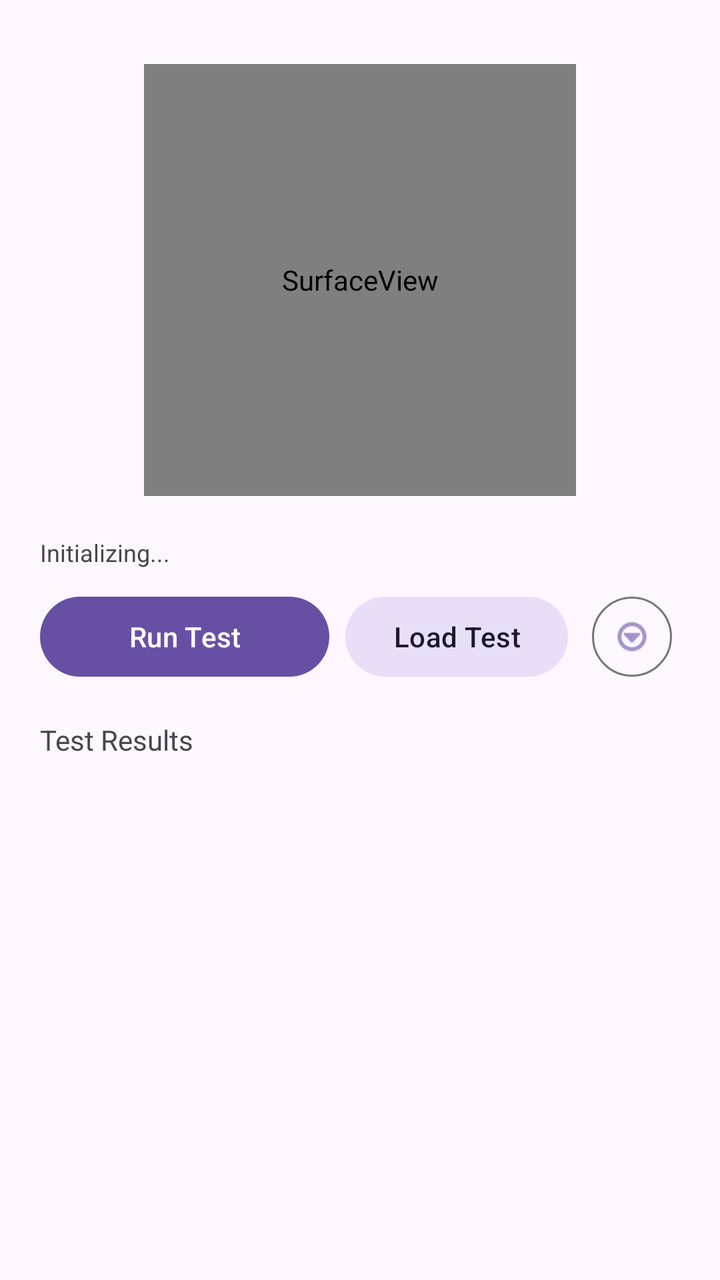
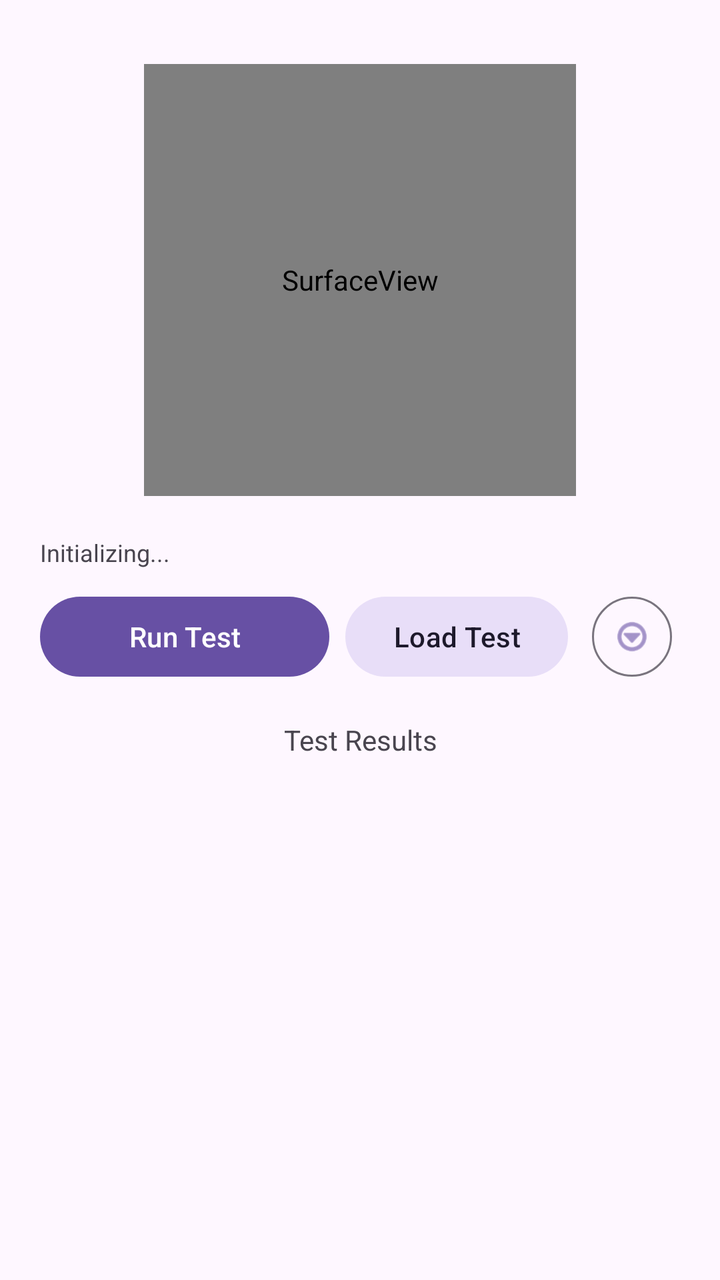

The first picture is an Android layout as it rendered before a commit; the second is the same layout after the commit. The layout source and the unified diff follow.
<!-- AndroidManifest.xml: application theme Theme.Material3.DayNight.NoActionBar -->
<!-- res/layout/activity_main.xml -->
<?xml version="1.0" encoding="utf-8"?>
<androidx.constraintlayout.widget.ConstraintLayout
    xmlns:android="http://schemas.android.com/apk/res/android"
    xmlns:app="http://schemas.android.com/apk/res-auto"
    android:layout_width="match_parent"
    android:layout_height="match_parent">

    <FrameLayout
        android:id="@+id/surface_container"
        android:layout_width="0dp"
        android:layout_height="0dp"
        app:layout_constraintDimensionRatio="1:1"
        app:layout_constraintWidth_percent="0.6"
        android:layout_marginTop="32dp"
        app:layout_constraintTop_toTopOf="parent"
        app:layout_constraintStart_toStartOf="parent"
        app:layout_constraintEnd_toEndOf="parent">

        <SurfaceView
            android:id="@+id/surface_view"
            android:layout_width="match_parent"
            android:layout_height="match_parent" />
    </FrameLayout>

    <LinearLayout
        android:id="@+id/controls_container"
        android:layout_width="0dp"
        android:layout_height="wrap_content"
        android:orientation="vertical"
        android:gravity="center_horizontal"
        android:paddingStart="20dp"
        android:paddingEnd="20dp"
        android:paddingTop="20dp"
        android:paddingBottom="0dp"
        app:layout_constraintTop_toBottomOf="@id/surface_container"
        app:layout_constraintStart_toStartOf="parent"
        app:layout_constraintEnd_toEndOf="parent">

        <TextView
            android:id="@+id/status_text"
            android:layout_width="match_parent"
            android:layout_height="wrap_content"
            android:text="Initializing..."
            android:textSize="12sp" />

        <LinearLayout
            android:layout_width="match_parent"
            android:layout_height="wrap_content"
            android:orientation="vertical"
            android:paddingTop="10dp"
            android:paddingBottom="10dp">

            <LinearLayout
                android:layout_width="match_parent"
                android:layout_height="wrap_content"
                android:orientation="horizontal"
                android:gravity="center_vertical"
                android:paddingBottom="8dp">

                <com.google.android.material.button.MaterialButton
                    android:id="@+id/run_button"
                    android:layout_width="0dp"
                    android:layout_height="wrap_content"
                    android:layout_weight="1"
                    style="@style/Widget.Material3.Button"
                    android:text="Run Test" />

                <com.google.android.material.button.MaterialButton
                    android:id="@+id/load_button"
                    android:layout_width="wrap_content"
                    android:layout_height="wrap_content"
                    style="@style/Widget.Material3.Button.TonalButton"
                    android:text="Load Test"
                    android:layout_marginStart="8dp"/>

                <com.google.android.material.button.MaterialButton
                    android:id="@+id/options_button"
                    android:layout_width="wrap_content"
                    android:layout_height="wrap_content"
                    style="@style/Widget.Material3.Button.IconButton.Outlined"
                    app:icon="@android:drawable/ic_menu_more"
                    android:contentDescription="More Options"
                    android:layout_marginStart="8dp"/>
            </LinearLayout>

            
            <LinearLayout
                android:id="@+id/backend_filter_container"
                android:layout_width="match_parent"
                android:layout_height="wrap_content"
                android:orientation="horizontal"
                android:gravity="center_vertical"
                android:visibility="gone"
                android:paddingBottom="8dp">

                <TextView
                    android:layout_width="wrap_content"
                    android:layout_height="wrap_content"
                    android:text="Backend:"
                    android:textSize="12sp"
                    android:minWidth="120dp" />

                <RadioGroup
                    android:id="@+id/backend_radio_group"
                    android:layout_width="match_parent"
                    android:layout_height="wrap_content"
                    android:orientation="horizontal">

                    <RadioButton
                        android:id="@+id/radio_both"
                        android:layout_width="wrap_content"
                        android:layout_height="wrap_content"
                        android:text="Both"
                        android:textSize="12sp"
                        android:checked="true" />

                    <RadioButton
                        android:id="@+id/radio_gles"
                        android:layout_width="wrap_content"
                        android:layout_height="wrap_content"
                        android:text="GLES"
                        android:textSize="12sp" />

                    <RadioButton
                        android:id="@+id/radio_vulkan"
                        android:layout_width="wrap_content"
                        android:layout_height="wrap_content"
                        android:text="Vulkan"
                        android:textSize="12sp" />
                </RadioGroup>
            </LinearLayout>

            
            <LinearLayout
                android:id="@+id/enhancement_container"
                android:layout_width="match_parent"
                android:layout_height="wrap_content"
                android:orientation="horizontal"
                android:gravity="center_vertical"
                android:visibility="gone"
                android:paddingBottom="8dp">

                <TextView
                    android:id="@+id/enhancement_label"
                    android:layout_width="wrap_content"
                    android:layout_height="wrap_content"
                    android:text="Enhancement: 1.0x"
                    android:textSize="12sp"
                    android:minWidth="120dp" />

                <SeekBar
                    android:id="@+id/enhancement_slider"
                    android:layout_width="0dp"
                    android:layout_height="wrap_content"
                    android:layout_weight="1"
                    android:max="100"
                    android:progress="0" />
            </LinearLayout>
        </LinearLayout>

        <TextView
            android:id="@+id/test_results_header"
            android:layout_width="match_parent"
            android:layout_height="wrap_content"
            android:text="Test Results"
            android:textSize="14sp"
            android:paddingTop="0dp"
            android:paddingBottom="12dp" />

        <ProgressBar
            android:id="@+id/test_progress"
            style="?android:attr/progressBarStyleHorizontal"
            android:gravity="center"
            android:layout_width="200dp"
            android:layout_height="4dp"
            android:layout_marginTop="4dp"
            android:layout_marginBottom="12dp"
            android:visibility="gone" />

    </LinearLayout>

    <ScrollView
        android:layout_width="0dp"
        android:layout_height="0dp"
        app:layout_constraintTop_toBottomOf="@id/controls_container"
        app:layout_constraintBottom_toBottomOf="parent"
        app:layout_constraintStart_toStartOf="parent"
        app:layout_constraintEnd_toEndOf="parent">

        <LinearLayout
            android:layout_width="match_parent"
            android:layout_height="wrap_content"
            android:orientation="vertical"
            android:paddingStart="20dp"
            android:paddingEnd="20dp"
            android:paddingBottom="20dp">

            <LinearLayout
                android:id="@+id/results_container"
                android:layout_width="match_parent"
                android:layout_height="wrap_content"
                android:orientation="vertical" />

        </LinearLayout>
    </ScrollView>

</androidx.constraintlayout.widget.ConstraintLayout>
<!-- resources referenced by this layout -->
<resources>

</resources>

<!-- the commit's change to res/layout/activity_main.xml (unified diff, before → after) -->
@@ -162,18 +162,25 @@
             android:id="@+id/test_results_header"
             android:layout_width="match_parent"
             android:layout_height="wrap_content"
+            android:gravity="center_horizontal"
             android:text="Test Results"
             android:textSize="14sp"
             android:paddingTop="0dp"
             android:paddingBottom="12dp" />
 
-        <ProgressBar
+        <com.google.android.filament.validation.TestProgressBar
             android:id="@+id/test_progress"
-            style="?android:attr/progressBarStyleHorizontal"
-            android:gravity="center"
             android:layout_width="200dp"
             android:layout_height="4dp"
             android:layout_marginTop="4dp"
+            android:layout_marginBottom="4dp"
+            android:visibility="gone" />
+
+        <TextView
+            android:id="@+id/test_summary_text"
+            android:layout_width="wrap_content"
+            android:layout_height="wrap_content"
+            android:textSize="10sp"
             android:layout_marginBottom="12dp"
             android:visibility="gone" />
 
